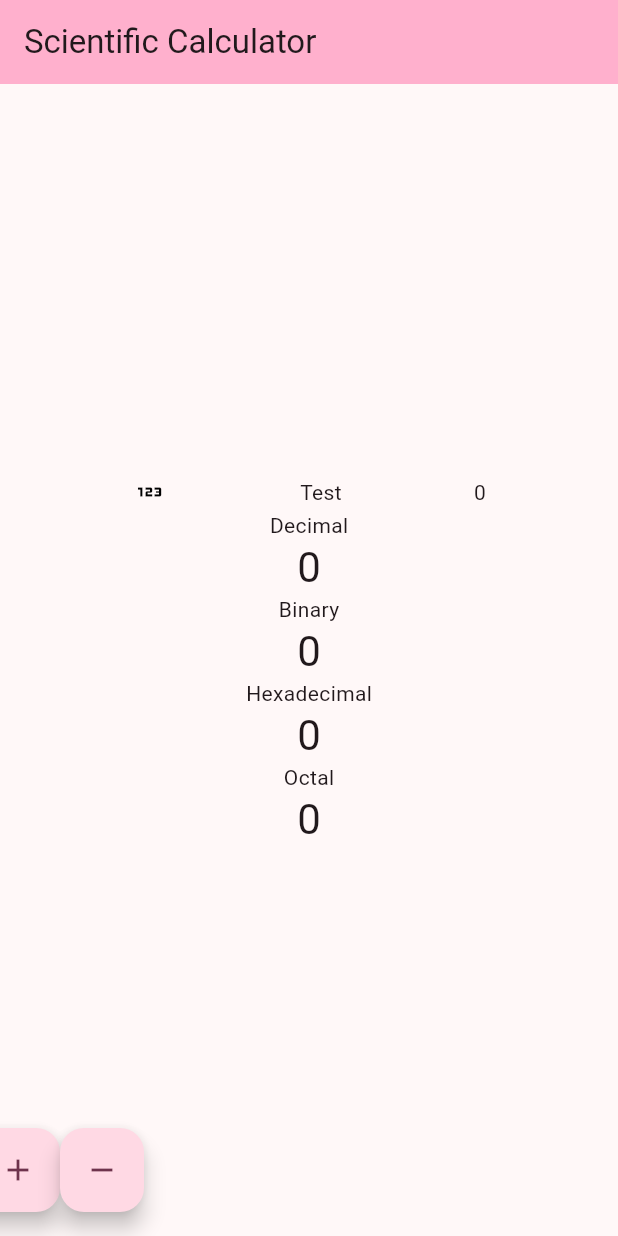
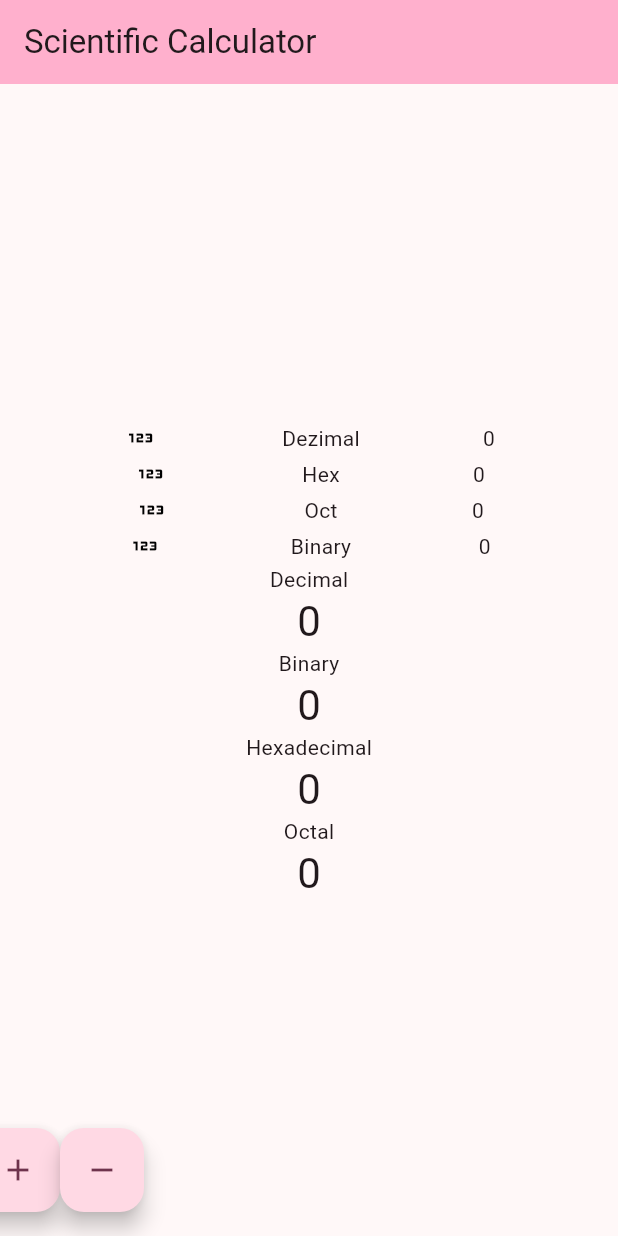
Before and after one commit to JumpSneak/flutterworkshop, a Flutter app: the screen it shows after launch, on a phone screen of 412 x 824 dp. Run offline on Flutter 3.47's test engine with Material 2 defaults, Android fonts, the phone set to English and light mode, and no system bars.

Commit message:
Setup der neuen Zahlen

```diff
--- a/lib/main.dart
+++ b/lib/main.dart
@@ -60,7 +60,10 @@ class _MyHomePageState extends State<MyHomePage> {
           child: Column(
             mainAxisAlignment: MainAxisAlignment.center,
             children: <Widget>[
-              NumberValue(name: "test1", function: (a) {return a;}, counter: _counter),
+              NumberValue(name: "Dezimal", function: (a) {return a.toString();}, counter: _counter),
+              NumberValue(name: "Hex", function: (a) {return a.toRadixString(16).toUpperCase();}, counter: _counter),
+              NumberValue(name: "Oct", function: (a) {return a.toRadixString(8);}, counter: _counter),
+              NumberValue(name: "Binary", function: (a) {return a.toRadixString(2);}, counter: _counter),
               const Text(
                 'Decimal',
               ),
@@ -141,8 +144,8 @@ class NumberValue extends StatelessWidget {
             Icons.onetwothree,
           color: Colors.black,
         ),
-        Text("Test"),
-        Text(counter.toString())
+        Text(name),
+        Text(function(counter))
       ],
     );
   }
```
